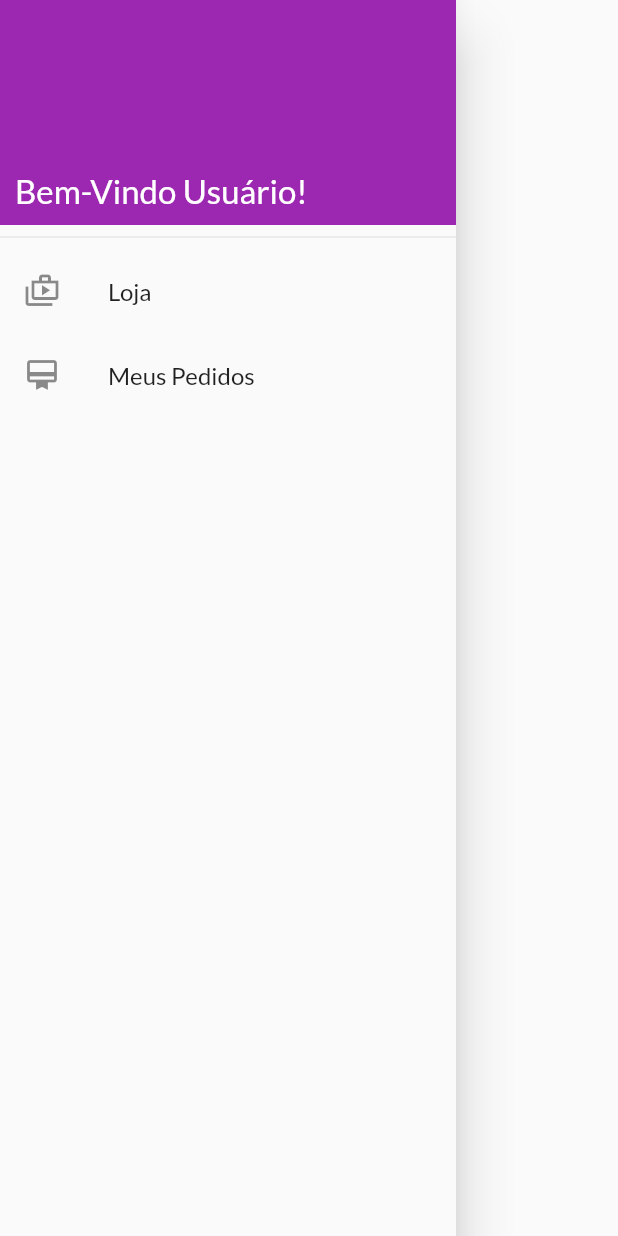
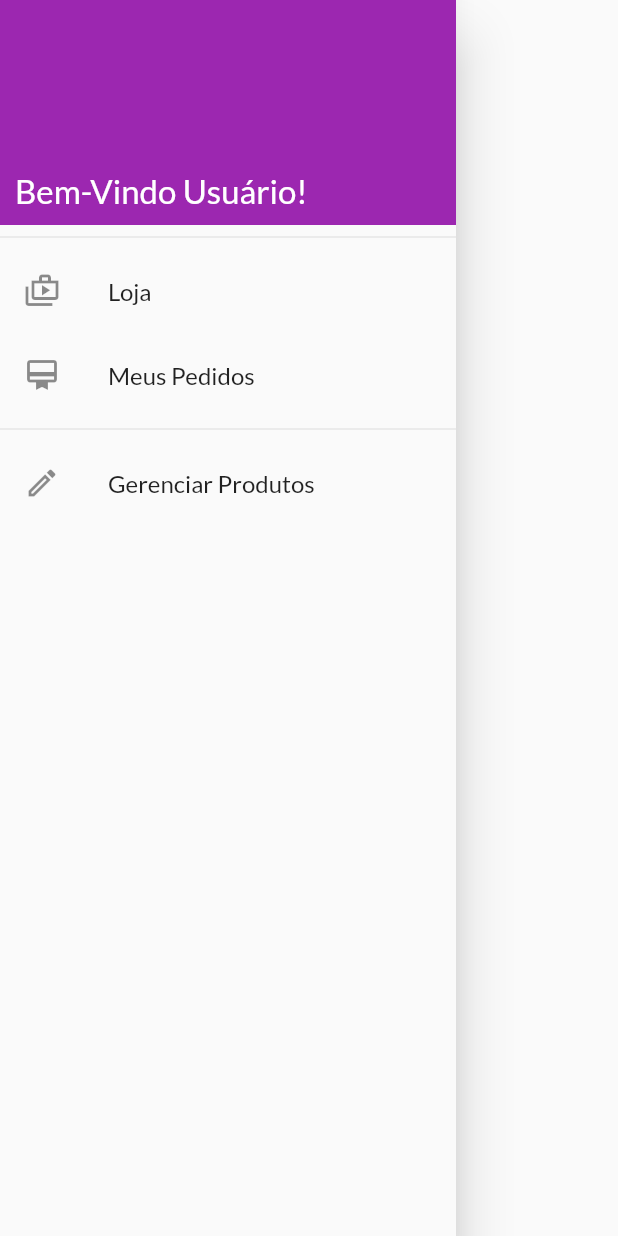
Before and after one commit to joedav/minha_loja, a Flutter app: the AppDrawer widget shown alone on an empty page, opened directly, on a phone screen of 412 x 824 dp. Run offline on Flutter 3.47's test engine with Material 2 defaults, Android fonts, the phone set to English and light mode, and no system bars; network calls fail.

Commit message:
Adicionado tela de gerenciamento de produtos

```diff
--- a/lib/main.dart
+++ b/lib/main.dart
@@ -3,6 +3,7 @@ import 'package:minha_loja/providers/cart.dart';
 import 'package:minha_loja/providers/orders_provider.dart';
 import 'package:minha_loja/views/cart_screen.dart';
 import 'package:minha_loja/views/order_screen.dart';
+import 'package:minha_loja/widgets/products_screen.dart';
 import 'package:provider/provider.dart';
 
 import '../utils/app_routes.dart';
@@ -38,6 +39,7 @@ class MyApp extends StatelessWidget {
           AppRoutes.PRODUCT_DETAIL: (ctx) => ProductDetailScreen(),
           AppRoutes.CART_SCREEN: (ctx) => CartScreen(),
           AppRoutes.ORDERS_SCREEN: (ctx) => OrderScreen(),
+          AppRoutes.PRODUCTS_SCREEN: (ctx) => ProductsScreen(),
         },
       ),
     );
--- a/lib/providers/products.dart
+++ b/lib/providers/products.dart
@@ -13,6 +13,10 @@ class Products with ChangeNotifier {
     return _items.where((prod) => prod.isFavorite).toList();
   }
 
+  int get itemsCount {
+    return _items.length;
+  }
+
   void addProduct(Product product) {
     _items.add(product);
     notifyListeners();
--- a/lib/utils/app_routes.dart
+++ b/lib/utils/app_routes.dart
@@ -3,4 +3,5 @@ class AppRoutes {
   static final PRODUCT_DETAIL = '/product-detail';
   static final CART_SCREEN = '/cart-screen';
   static final ORDERS_SCREEN = '/orders';
+  static final PRODUCTS_SCREEN = '/products-screen';
 }
--- a/lib/widgets/app_drawer.dart
+++ b/lib/widgets/app_drawer.dart
@@ -37,7 +37,14 @@ class AppDrawer extends StatelessWidget {
             title: Text('Meus Pedidos'),
             onTap: () =>
                 Navigator.of(context).pushNamed(AppRoutes.ORDERS_SCREEN),
-          )
+          ),
+          Divider(),
+          ListTile(
+            leading: Icon(Icons.edit_outlined),
+            title: Text('Gerenciar Produtos'),
+            onTap: () => Navigator.of(context)
+                .pushReplacementNamed(AppRoutes.PRODUCTS_SCREEN),
+          ),
         ],
       ),
     );
```
Also changed, not shown: lib/widgets/products_screen.dart (added, +32 -0 lines).
